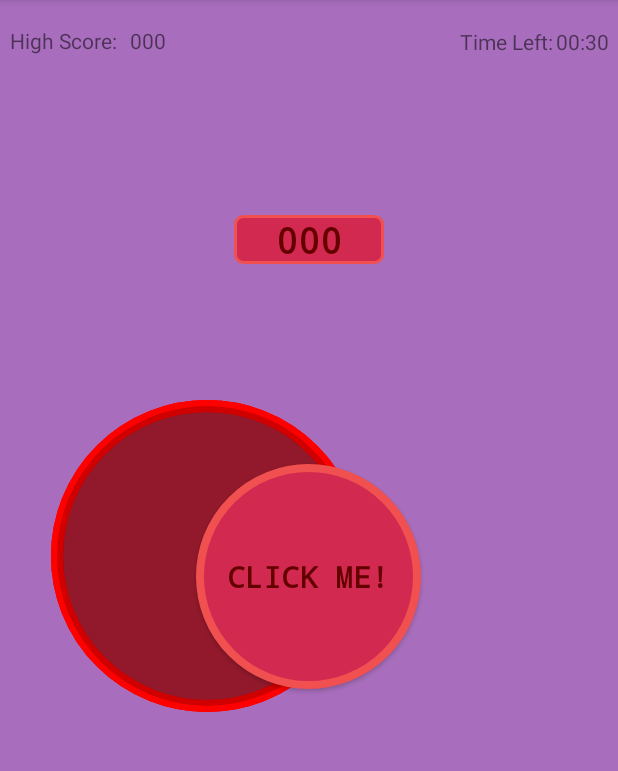
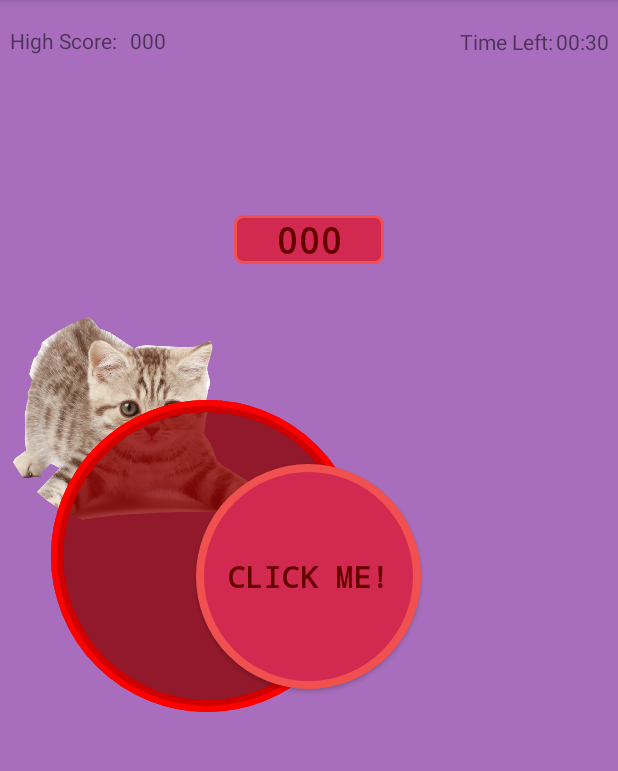
Before and after one commit to jjohnson509/3013_final, an Android app: the screen it shows after launch (MainActivity), on a phone screen of 412 x 824 dp, the part 84-855 px from its top. Run offline under Robolectric (Android 15) with nearby library versions, the phone set to English and light mode, and no system bars.

Commit message:
Cat image as a bitmap in canvas, cant seem to get it to move around though?

```diff
--- /dev/null
+++ b/app/src/main/java/com/cs_3013/android/final_project/ActionBoard.kt
@@ -0,0 +1,46 @@
+package com.cs_3013.android.final_project
+
+import android.content.Context
+import android.graphics.*
+import android.graphics.drawable.BitmapDrawable
+import android.util.AttributeSet
+
+
+
+class ActionBoard : androidx.appcompat.widget.AppCompatImageView {
+
+    constructor(context: Context) : super(context) {}
+
+    constructor(context: Context, attrs: AttributeSet) : super(context, attrs) {}
+
+    constructor(context: Context, attrs: AttributeSet, defStyle: Int) : super(context, attrs, defStyle) {}
+
+    override fun onDraw(canvas: Canvas) {
+        drawRoundImage(canvas)
+    }
+
+
+    private fun drawRoundImage(canvas: Canvas) {
+        var b: Bitmap = (drawable as BitmapDrawable).bitmap
+        val bitmap = b.copy(Bitmap.Config.ARGB_8888, true)
+
+        /* Scale the bitmap */
+        val scaledBitmap: Bitmap
+        val ratio: Float = bitmap.width.toFloat() / bitmap.height.toFloat()
+        val height: Int = Math.round(width / ratio)
+        scaledBitmap = Bitmap.createScaledBitmap(bitmap, width.toInt(), height, false)
+
+        /* Cutting the outer of the circle */
+        val shader: Shader
+        shader = BitmapShader(scaledBitmap, Shader.TileMode.CLAMP, Shader.TileMode.CLAMP)
+
+        val rect = RectF()
+        rect.set(0f, 0f, width.toFloat(), height.toFloat())
+
+        val imagePaint = Paint()
+        imagePaint.isAntiAlias = true
+        imagePaint.shader = shader
+        canvas.drawRoundRect(rect, width.toFloat(), height.toFloat(), imagePaint)
+    }
+
+}
--- a/app/src/main/java/com/cs_3013/android/final_project/ChalkBoard.kt
+++ b/app/src/main/java/com/cs_3013/android/final_project/ChalkBoard.kt
@@ -2,10 +2,7 @@ package com.cs_3013.android.final_project
 
 import android.animation.ObjectAnimator
 import android.content.Context
-import android.graphics.Canvas
-import android.graphics.Color
-import android.graphics.Paint
-import android.graphics.Point
+import android.graphics.*
 import android.view.View
 import android.view.WindowManager
 import android.view.animation.BounceInterpolator
--- a/app/src/main/java/com/cs_3013/android/final_project/MainActivity.kt
+++ b/app/src/main/java/com/cs_3013/android/final_project/MainActivity.kt
@@ -12,15 +12,8 @@ import android.net.Uri
 import android.os.*
 import android.util.Log
 import android.view.View
-import android.view.animation.Animation
-import android.view.animation.Animation.AnimationListener
-import android.view.animation.AnimationUtils
-import android.widget.Button
-import android.widget.ImageView
-import android.widget.TextView
-import android.widget.Toast
+import android.widget.*
 import androidx.appcompat.app.AppCompatActivity
-import androidx.core.view.isVisible
 import kotlinx.android.synthetic.main.activity_main.*
 import java.util.*
 import java.util.concurrent.TimeUnit
@@ -40,9 +33,8 @@ class MainActivity : AppCompatActivity(), SensorEventListener {
     private var scoreCount = 0
     private var cb: ChalkBoard? = null
     private var cb2: ChalkBoard? = null
-    private var cb3 : ChalkBoard? = null
+    private var cb3: ChalkBoard? = null
     var scoreCanChange = true
-
 
 
     override fun onCreate(savedInstanceState: Bundle?) {
@@ -58,20 +50,6 @@ class MainActivity : AppCompatActivity(), SensorEventListener {
         val tvHighScore: TextView = findViewById(R.id.high_score_number)
         val btnClickMe: Button = findViewById(R.id.click_me_btn)
         val scoreTextView: TextView = findViewById(R.id.scoreText)
-        val btnkittyAttack: Button = findViewById(R.id.kitty_attack_btn)
-        val kittyImageView: ImageView = findViewById(R.id.kitty_image)
-
-
-        btnkittyAttack.visibility = View.INVISIBLE
-        kittyImageView.visibility = View.INVISIBLE
-        btnkittyAttack.setOnClickListener{
-            kittyImageView.visibility = View.INVISIBLE
-            btnkittyAttack.visibility = View.INVISIBLE
-            click_me_btn.visibility = View.VISIBLE
-
-        }
-
-
 
         tvHighScore.text = getHighScore().toString().padStart(3, '0')
 
@@ -202,10 +180,6 @@ class MainActivity : AppCompatActivity(), SensorEventListener {
                 }
             }
             20 ->{
-                click_me_btn.visibility = View.INVISIBLE
-                kitty_image.visibility = View.VISIBLE
-                kitty_attack_btn.visibility = View.VISIBLE
-                Toast.makeText(this@MainActivity, "OH NO! KITTY ATTACK!!", Toast.LENGTH_LONG).show()
                 if(!arrayofAwards[3]) {
                     arrayofAwards[3] = true
                     editTimer(mTimer, -5)
--- a/app/src/main/res/layout/activity_main.xml
+++ b/app/src/main/res/layout/activity_main.xml
@@ -29,9 +29,9 @@
         android:layout_height="wrap_content"
         android:background="@drawable/scoreboard"
         android:fontFamily="monospace"
-        android:textColor="@color/colorPrimary"
         android:text="@string/score"
         android:textAlignment="center"
+        android:textColor="@color/colorPrimary"
         android:textSize="24sp"
         android:textStyle="bold"
         app:layout_constraintBottom_toTopOf="@+id/click_me_btn"
@@ -87,6 +87,7 @@
         app:layout_constraintTop_toTopOf="parent"
         app:layout_constraintVertical_bias="0.147" />
 
+
     <RelativeLayout
         android:id="@+id/backgroundLayout"
         android:layout_width="409dp"
@@ -102,20 +103,10 @@
         app:layout_constraintTop_toBottomOf="@+id/scoreText"
         app:layout_constraintVertical_bias="1.0" >
 
-        <ImageView
-            android:id="@+id/kitty_image"
-            android:layout_width="444dp"
-            android:layout_height="714dp"
-            android:layout_marginTop="10dp"
-            android:adjustViewBounds="false"
-            android:contentDescription="@string/kitty_image"
-            app:srcCompat="@drawable/kitty_attack" />
-
-        <Button
-            android:id="@+id/kitty_attack_btn"
-            android:layout_width="wrap_content"
-            android:layout_height="wrap_content"
-            android:text="@string/kitty_attack_btn" />
+        <com.cs_3013.android.final_project.ActionBoard
+            android:layout_width="200dp"
+            android:layout_height="200dp"
+            android:src="@drawable/kitty_attack" />
     </RelativeLayout>
 
 </androidx.constraintlayout.widget.ConstraintLayout>
```
Also changed, not shown: app/src/main/res/drawable/kitty_attack.png (added).
